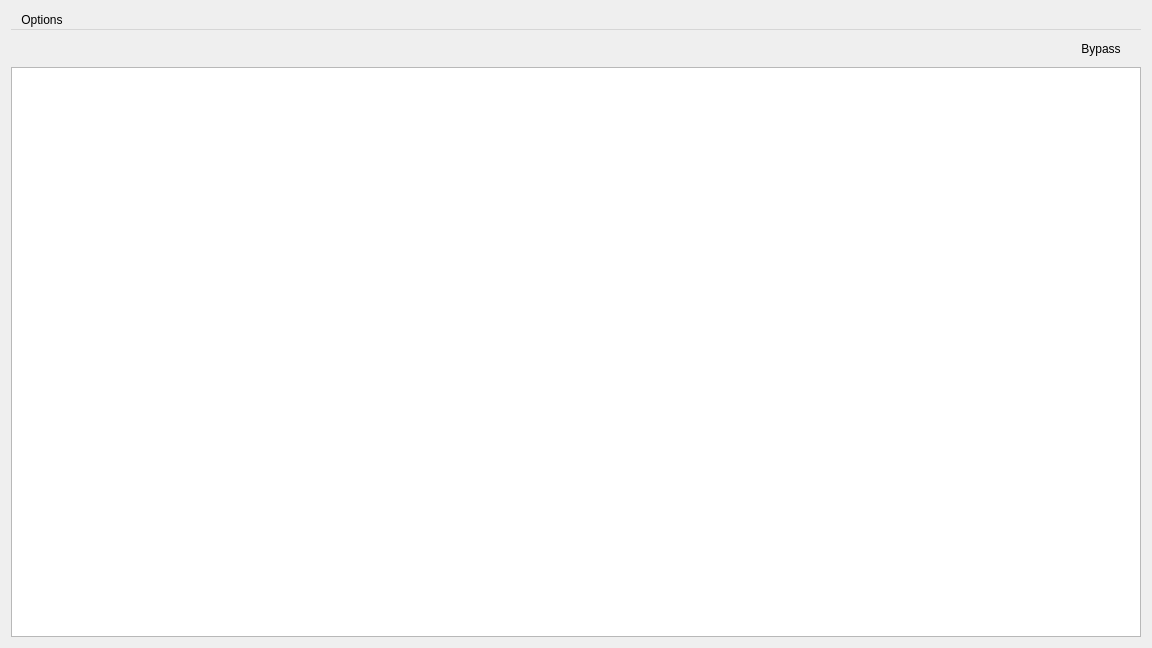
Old version of the form gui/gui.ui in the repository kkuehlz/prettyeq.
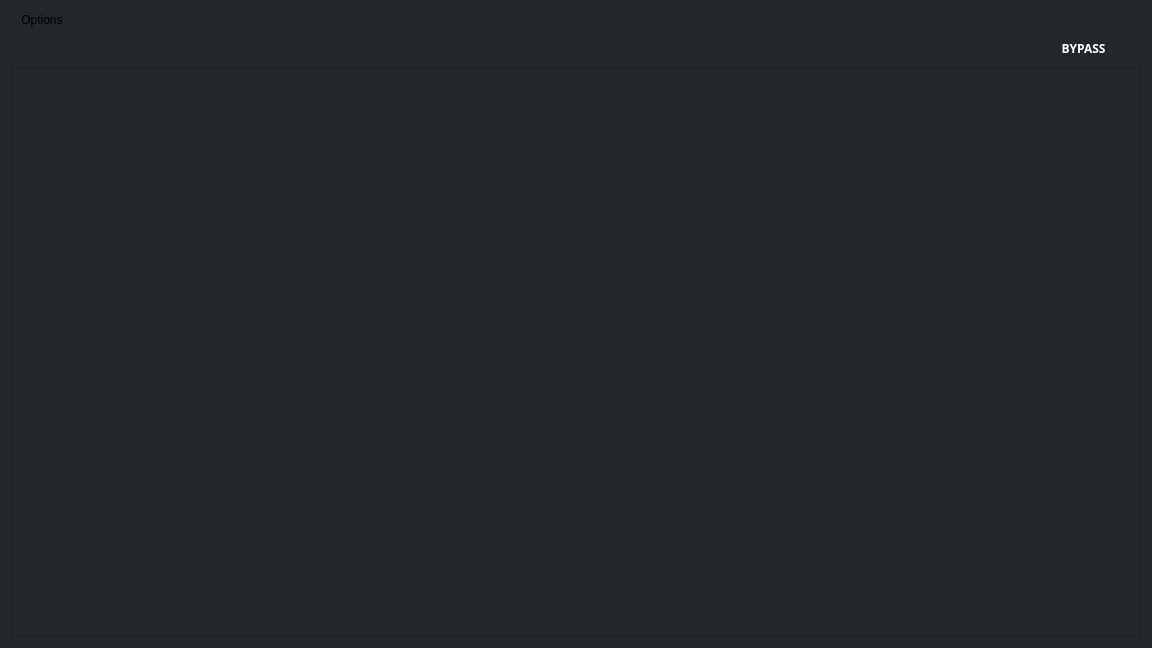
New version of the form.

Patch:
```diff
--- a/gui/gui.ui
+++ b/gui/gui.ui
@@ -29,26 +29,12 @@
    <bool>false</bool>
   </property>
   <property name="styleSheet">
-   <string notr="true">QPushButton {
-    border: .5px solid rgba(115, 114, 111, 255);
-    border-radius: 2px;
-    background-color: qlineargradient(x1: 0, y1: 0, x2: 0, y2: 1,
-                                      stop: 0 #f6f7fa, stop: 1 #dadbde);
-    min-width: 80px;
-    min-height: 25px;	
+   <string notr="true">QWidget {
+  background: #25282b;
 }
 
-QPushButton:hover {
-  border-color: rgba(115, 114, 111, 127);
-}
-
-QPushButton:pressed {
-    background-color: qlineargradient(x1: 0, y1: 0, x2: 0, y2: 1,
-                                      stop: 0 #dadbde, stop: 1 #f6f7fa);
-}
-
-QPushButton:checked {
-  background-color: #F1DD25;
+QPushButton {
+  color: white
 }</string>
   </property>
   <layout class="QVBoxLayout" name="verticalLayout_3">
@@ -70,8 +56,8 @@
     <widget class="QPushButton" name="pushButton">
      <property name="minimumSize">
       <size>
-       <width>82</width>
-       <height>27</height>
+       <width>115</width>
+       <height>0</height>
       </size>
      </property>
      <property name="maximumSize">
@@ -80,11 +66,21 @@
        <height>16777215</height>
       </size>
      </property>
+     <property name="font">
+      <font>
+       <family>Source Code Pro Semibold</family>
+       <weight>75</weight>
+       <bold>true</bold>
+      </font>
+     </property>
+     <property name="layoutDirection">
+      <enum>Qt::LeftToRight</enum>
+     </property>
      <property name="autoFillBackground">
       <bool>false</bool>
      </property>
      <property name="text">
-      <string>Bypass</string>
+      <string>BYPASS</string>
      </property>
      <property name="checkable">
       <bool>true</bool>
```
